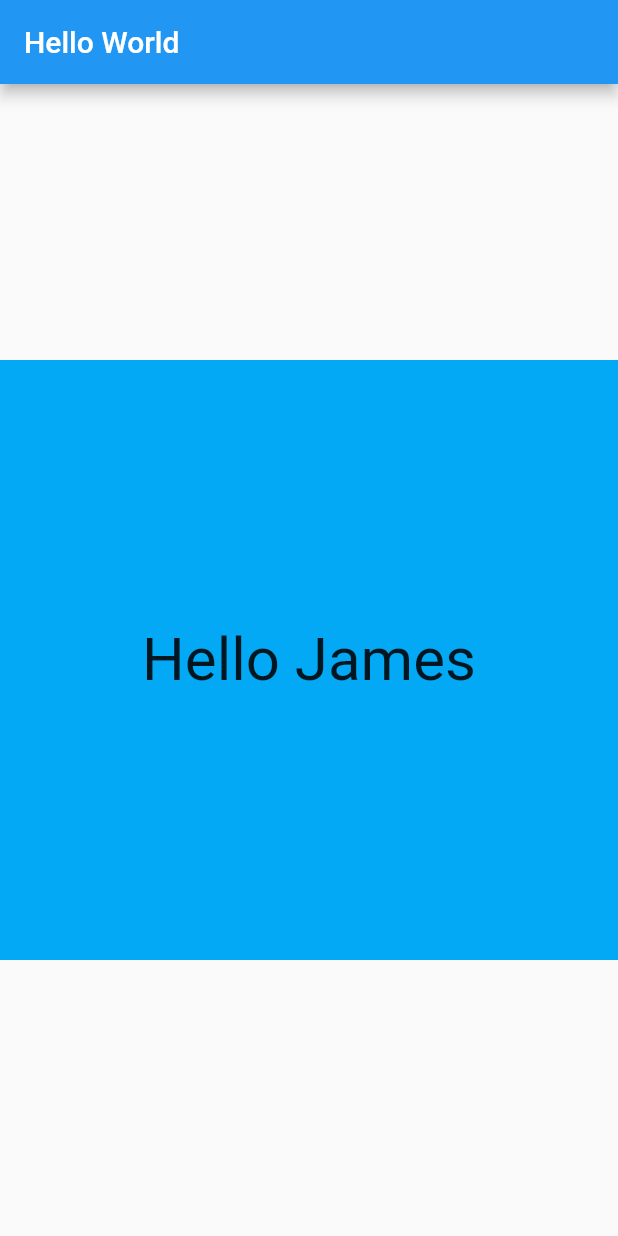
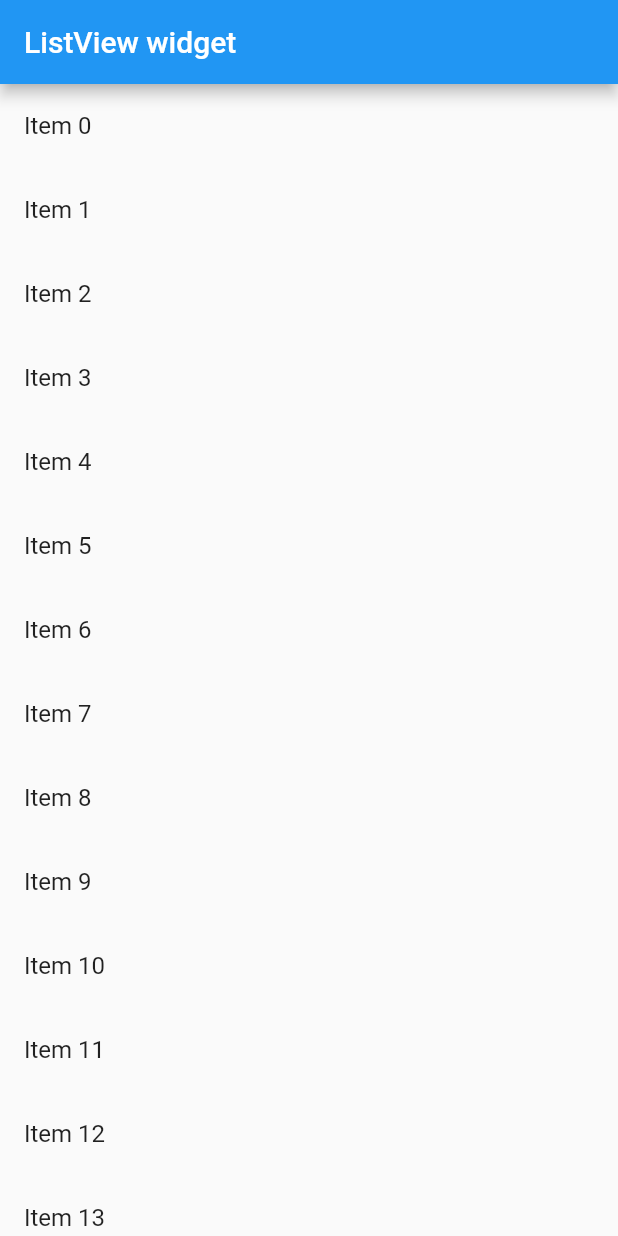
Before and after one commit to hanidea/java-git, a Flutter app: the screen it shows after launch, on a phone screen of 412 x 824 dp. Run offline on Flutter 3.47's test engine with Material 2 defaults, Android fonts, the phone set to English and light mode, and no system bars.

Commit message:
listview update
1000

```diff
--- a/flutterfirst/lib/main.dart
+++ b/flutterfirst/lib/main.dart
@@ -1,39 +1,84 @@
 import 'package:flutter/material.dart';
 
-void main()=>runApp(MyApp());
+void main()=>runApp(MyApp(
+  items:new List<String>.generate(1000,(i)=>"Item $i")
+));
 
 class MyApp extends StatelessWidget{
+  final List<String> items;
+  MyApp({Key key, @required this.items}):super(key:key);
   @override
-  Widget build(BuildContext context){
+  Widget build (BuildContext context){
     return MaterialApp(
-      title:"Welcome to Flutter",
-      home:Scaffold(
-        appBar: AppBar(
-          title:Text('Hello World'),
+      title:'flutter demo',
+      home :Scaffold(
+        appBar: new AppBar(
+          title:new Text('ListView widget')
         ),
-        body:Center(
-          // child:Text('Hello World James Hello World JamesHello World JamesHello World JamesHello World JamesHello World James',
-          // textAlign: TextAlign.left,
-          // style: TextStyle(
-          //   fontSize: 25.0,
-          //   color:Color.fromARGB(255, 255, 150, 150),
-          //   decoration: TextDecoration.underline,
-          //   decorationStyle: TextDecorationStyle.solid
-          // ),
-          // // maxLines: 2,
-          // // overflow: TextOverflow.fade,
-          // )
-          child: Container(
-            child: new Text('Hello James',
-            style:TextStyle(fontSize: 40.0),
-            ),
-            alignment: Alignment.center,
-            width: 500.0,
-            height: 400.0,
-            color:Colors.lightBlue
-          ),
+        body:new ListView.builder(
+          itemCount: items.length,
+          itemBuilder:(context,index){
+            return new ListTile(
+              title:new Text('${items[index]}')
+            );
+          }
         )
+        // body:Center(
+        //   child: Container(
+        //     height: 200.0,
+        //     child: MyList()
+        //   ),
+        // )
+        // body:new ListView(
+        //   children: <Widget>[
+        //     new Image.network('http://www.51hanhan.com/hanku/wp-content/uploads/2019/03/vola-cars-app-ui-1200x400.jpg'),
+        //     new Image.network('http://www.51hanhan.com/hanku/wp-content/uploads/2019/03/50-location-element-icons-1200x400.jpg'),
+        //     new Image.network('http://www.51hanhan.com/hanku/wp-content/uploads/2019/03/30-time-management-element-icons-1200x400.jpg'),
+        //     new Image.network('http://www.51hanhan.com/hanku/wp-content/uploads/2019/03/vola-cars-app-ui-1200x400.jpg'),
+        //     new Image.network('http://www.51hanhan.com/hanku/wp-content/uploads/2019/03/50-location-element-icons-1200x400.jpg'),
+        //     new Image.network('http://www.51hanhan.com/hanku/wp-content/uploads/2019/03/30-time-management-element-icons-1200x400.jpg'),
+        //     // new ListTile(
+        //     //   leading:new Icon(Icons.border_right),
+        //     //   title:new Text('border_right')
+        //     // ),
+        //     // new ListTile(
+        //     //   leading:new Icon(Icons.border_left),
+        //     //   title:new Text('border_left')
+        //     // ),
+        //     // new ListTile(
+        //     //   leading:new Icon(Icons.border_top),
+        //     //   title:new Text('border_top')
+        //     // )
+        //   ],
+        // )
       )
     );
   }
 }
+
+class MyList extends StatelessWidget{
+ @override
+ Widget build (BuildContext context){
+    return ListView(
+      scrollDirection: Axis.horizontal,
+              children: <Widget>[
+                new Container(
+                  width:180.0,
+                  color:Colors.lightBlue
+                ),
+                new Container(
+                  width:180.0,
+                  color:Colors.amber
+                ),
+                new Container(
+                  width:180.0,
+                  color:Colors.deepOrange
+                ),
+                new Container(
+                  width:180.0,
+                  color:Colors.deepPurpleAccent
+                ),
+              ],
+    );
+  }
+}
```
Also changed, not shown: flutterfirst/lib/main.1.dart (added, +63 -0 lines).
